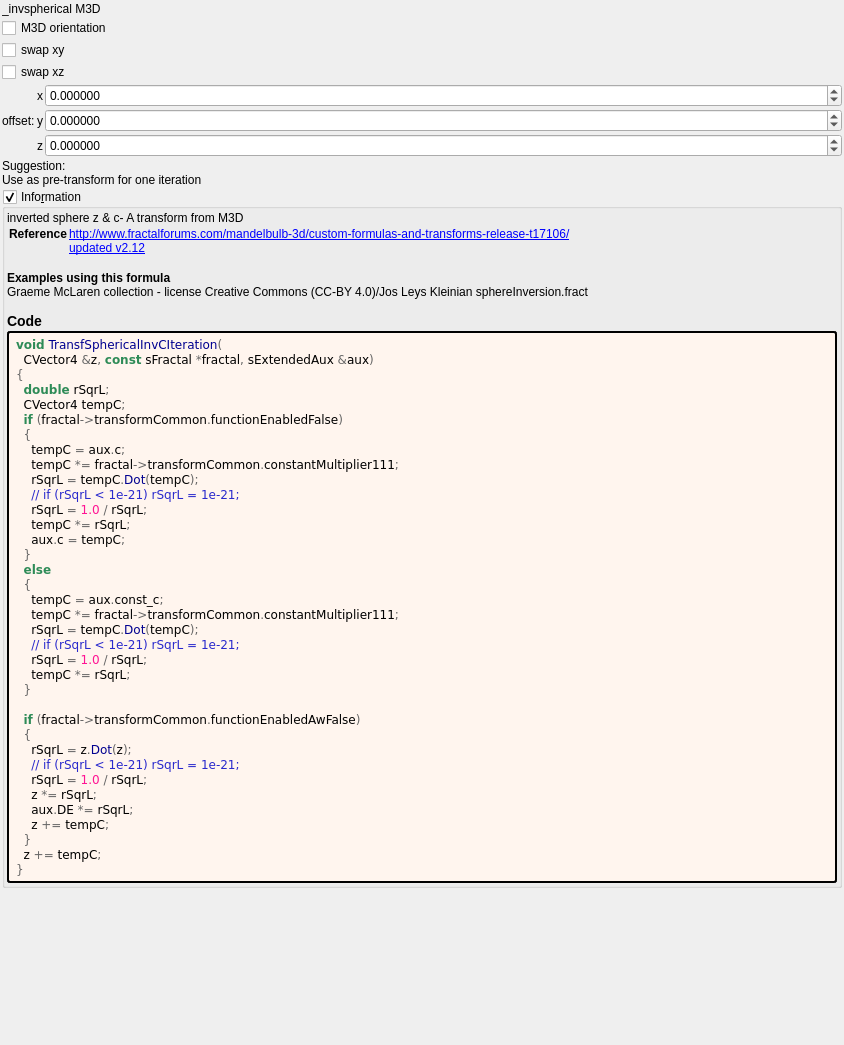
This is mandelbulber2/formula/ui/transf_spherical_coord_invs.ui in buddhi1980/mandelbulber2 as Qt 5 draws it before an edit. The edited form follows.
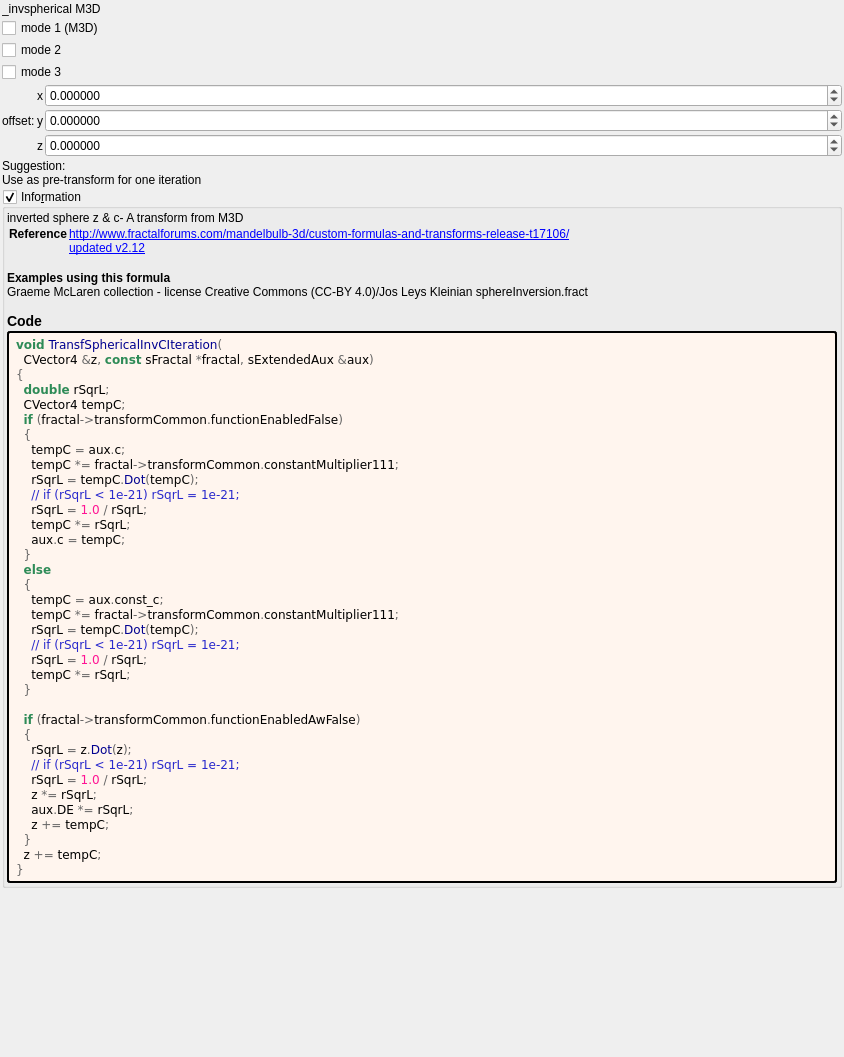
This is the edited form. Custom widgets are drawn as their Qt base class.

```diff
--- a/mandelbulber2/formula/ui/transf_spherical_coord_invs.ui
+++ b/mandelbulber2/formula/ui/transf_spherical_coord_invs.ui
@@ -7,7 +7,7 @@
     <x>0</x>
     <y>0</y>
     <width>844</width>
-    <height>1045</height>
+    <height>1057</height>
    </rect>
   </property>
   <property name="windowTitle">
@@ -37,28 +37,28 @@
     </widget>
    </item>
    <item>
-    <layout class="QGridLayout" name="gridLayout_44" columnstretch="0,0">
+    <layout class="QGridLayout" name="gridLayout_44" columnstretch="0">
      <property name="spacing">
       <number>2</number>
      </property>
      <item row="1" column="0">
       <widget class="MyCheckBox" name="checkBox_transf_function_enabledA_false">
        <property name="text">
-        <string>swap xy</string>
+        <string>mode 2</string>
        </property>
       </widget>
      </item>
      <item row="0" column="0">
       <widget class="MyCheckBox" name="checkBox_transf_function_enabled">
        <property name="text">
-        <string>M3D orientation</string>
+        <string>mode 1 (M3D)</string>
        </property>
       </widget>
      </item>
      <item row="2" column="0">
       <widget class="MyCheckBox" name="checkBox_transf_function_enabledB_false">
        <property name="text">
-        <string>swap xz</string>
+        <string>mode 3</string>
        </property>
       </widget>
      </item>
```
